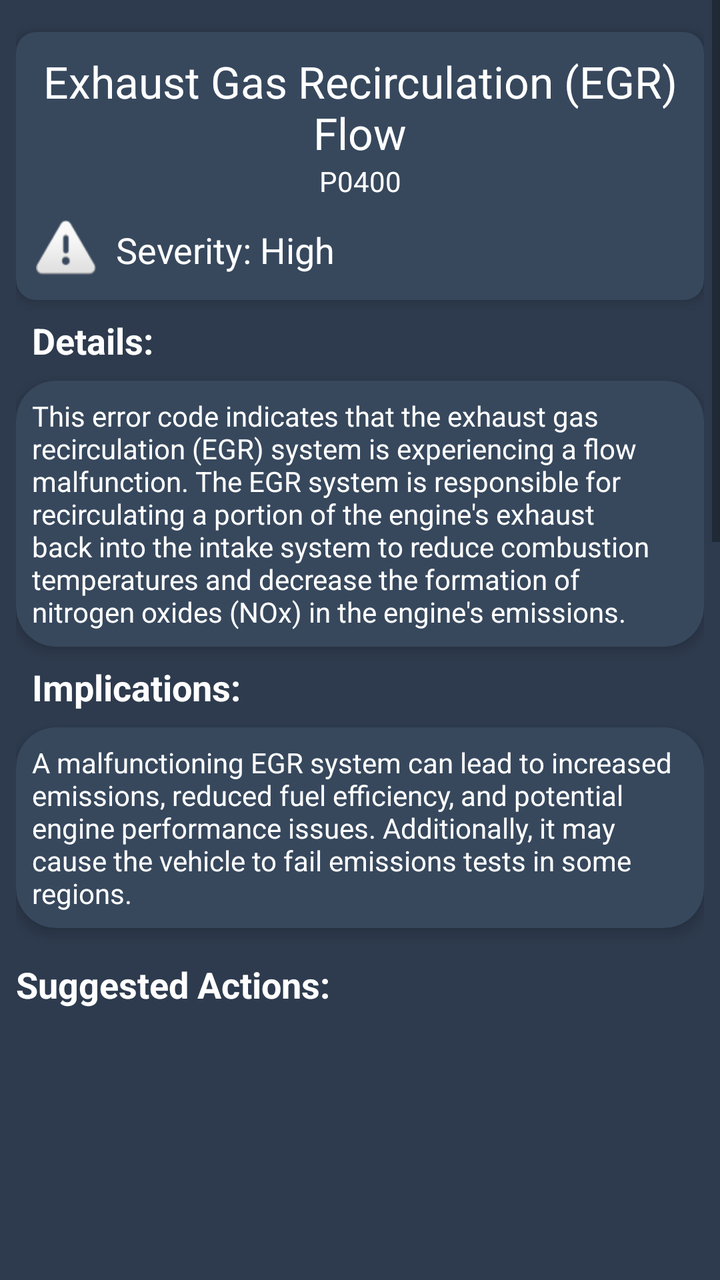
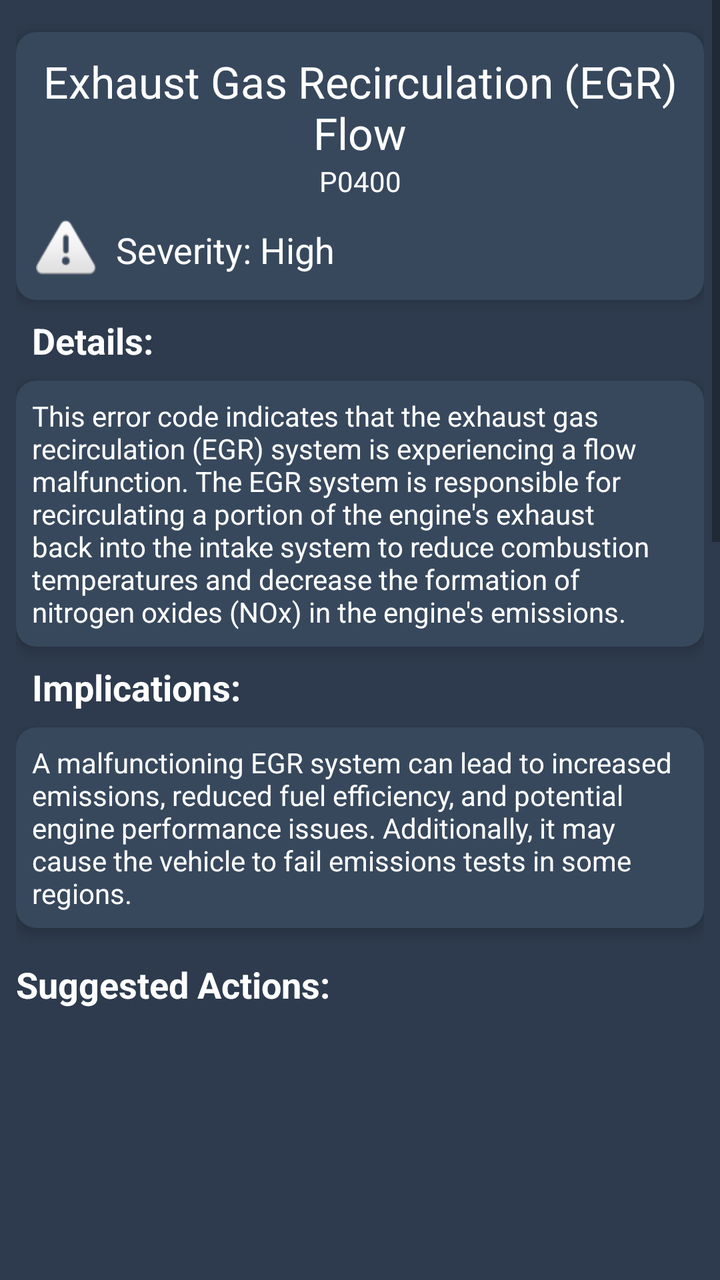

Two renders of the same Android screen: before a commit and after it. Below are the layout's source before the change and the commit's diff.
<!-- AndroidManifest.xml: application theme Theme.OBD2AI -->
<!-- res/layout/fragment_error_detail.xml -->
<?xml version="1.0" encoding="utf-8"?>
<ScrollView xmlns:android="http://schemas.android.com/apk/res/android"
    xmlns:card_view="http://schemas.android.com/apk/res-auto"
    android:layout_width="match_parent"
    android:layout_height="match_parent"
    android:fillViewport="true"
    android:background="#2e3b4e">

    <LinearLayout
        android:layout_width="match_parent"
        android:layout_height="wrap_content"
        android:orientation="vertical"
        android:padding="8dp">

        <androidx.cardview.widget.CardView
            android:layout_width="match_parent"
            android:layout_height="wrap_content"
            android:layout_marginTop="8dp"
            card_view:cardCornerRadius="10dp"
            card_view:cardElevation="4dp"
            card_view:cardBackgroundColor="#37485d">
            <LinearLayout
                android:layout_width="match_parent"
                android:layout_height="wrap_content"
                android:orientation="vertical">
        <TextView
            android:id="@+id/textViewErrorTitle"
            android:layout_width="match_parent"
            android:layout_height="wrap_content"
            android:text="Exhaust Gas Recirculation (EGR) Flow"
            android:textAppearance="@style/TextAppearance.AppCompat.Large"
            android:paddingTop="10dp"
            android:textColor="#FFFFFF"
            android:textAlignment="center"/>

                <TextView
                    android:id="@+id/textViewErrorCode"
                    android:layout_width="match_parent"
                    android:layout_height="wrap_content"
                    android:textAlignment="center"
                    android:text="P0400"
                    android:textAppearance="@style/TextAppearance.AppCompat.Small"
                    android:textColor="#FFFFFF"/>

        <RelativeLayout
            android:layout_width="match_parent"
            android:layout_height="wrap_content">

            <ImageView
                android:id="@+id/imageView_icon"
                android:layout_width="50dp"
                android:layout_height="50dp"
                android:src="@android:drawable/ic_dialog_alert"
                android:padding="10dp"
                android:contentDescription="Warning"
                android:layout_alignParentLeft="true"
                android:layout_centerHorizontal="true"/>
            <TextView
                android:id="@+id/textViewErrorSeverity"
                android:layout_width="wrap_content"
                android:layout_height="wrap_content"
                android:text="Severity: High"
                android:textAppearance="@style/TextAppearance.AppCompat.Medium"
                android:layout_centerVertical="true"
                android:layout_below="@id/textViewErrorCode"
                android:layout_toRightOf="@id/imageView_icon"
                android:textColor="#FFFFFF"
                android:drawablePadding="8dp"/>
        </RelativeLayout>
            </LinearLayout>

        </androidx.cardview.widget.CardView>

        <TextView
            android:id="@+id/detailHeading"
            android:layout_width="wrap_content"
            android:layout_height="wrap_content"
            android:text="Details:"
            android:textAppearance="@style/TextAppearance.AppCompat.Medium"
            android:layout_margin="8dp"
            android:textColor="#FFFFFF"
            android:textStyle="bold"/>
        <androidx.cardview.widget.CardView
            android:layout_width="match_parent"
            android:layout_height="wrap_content"
            card_view:cardCornerRadius="20dp"
            card_view:cardElevation="4dp"
            card_view:cardBackgroundColor="#37485d">

        <TextView
            android:id="@+id/textViewErrorDetail"
            android:layout_width="wrap_content"
            android:layout_height="wrap_content"
            android:padding="8dp"
            android:text="This error code indicates that the exhaust gas recirculation (EGR) system is experiencing a flow malfunction. The EGR system is responsible for recirculating a portion of the engine's exhaust back into the intake system to reduce combustion temperatures and decrease the formation of nitrogen oxides (NOx) in the engine's emissions."
            android:textColor="#FFFFFF"/>


</androidx.cardview.widget.CardView>


        <TextView
            android:id="@+id/implicationsHeading"
            android:layout_width="wrap_content"
            android:layout_height="wrap_content"
            android:text="Implications:"
            android:textAppearance="@style/TextAppearance.AppCompat.Medium"
            android:layout_margin="8dp"
            android:textColor="#FFFFFF"
            android:textStyle="bold"/>
        <androidx.cardview.widget.CardView
            android:layout_width="match_parent"
            android:layout_height="wrap_content"
            card_view:cardCornerRadius="20dp"
            card_view:cardElevation="4dp"
            card_view:cardBackgroundColor="#37485d">
        <TextView
            android:id="@+id/textViewErrorImplications"
            android:layout_width="wrap_content"
            android:layout_height="wrap_content"
            android:text="A malfunctioning EGR system can lead to increased emissions, reduced fuel efficiency, and potential engine performance issues. Additionally, it may cause the vehicle to fail emissions tests in some regions."
            android:padding="8dp"
            android:textColor="#FFFFFF"/>

        </androidx.cardview.widget.CardView>
        <LinearLayout
            android:id="@+id/linearLayoutSuggestedActions"
            android:layout_width="match_parent"
            android:layout_height="match_parent"
            android:layout_marginTop="16dp"
            android:orientation="vertical">
            <TextView
                android:id="@+id/textViewSuggestedActionsLabel"
                android:layout_width="wrap_content"
                android:layout_height="wrap_content"
                android:text="Suggested Actions:"
                android:textAppearance="@style/TextAppearance.AppCompat.Medium"
                android:textColor="#FFFFFF"
                android:textStyle="bold"/>


            <androidx.recyclerview.widget.RecyclerView
                android:id="@+id/suggestedActionRecyclerView"
                android:layout_width="match_parent"
                android:layout_height="999dp"
                android:isScrollContainer="false"/>
            </LinearLayout>
    </LinearLayout>
</ScrollView>
<!-- resources referenced by this layout -->
<resources>
  <style name="Theme.OBD2AI" parent="Theme.AppCompat.Light.NoActionBar" />
</resources>

<!-- the commit's change to res/layout/fragment_error_detail.xml (unified diff, before → after) -->
@@ -83,7 +83,7 @@
         <androidx.cardview.widget.CardView
             android:layout_width="match_parent"
             android:layout_height="wrap_content"
-            card_view:cardCornerRadius="20dp"
+            card_view:cardCornerRadius="10dp"
             card_view:cardElevation="4dp"
             card_view:cardBackgroundColor="#37485d">
 
@@ -111,7 +111,7 @@
         <androidx.cardview.widget.CardView
             android:layout_width="match_parent"
             android:layout_height="wrap_content"
-            card_view:cardCornerRadius="20dp"
+            card_view:cardCornerRadius="10dp"
             card_view:cardElevation="4dp"
             card_view:cardBackgroundColor="#37485d">
         <TextView
